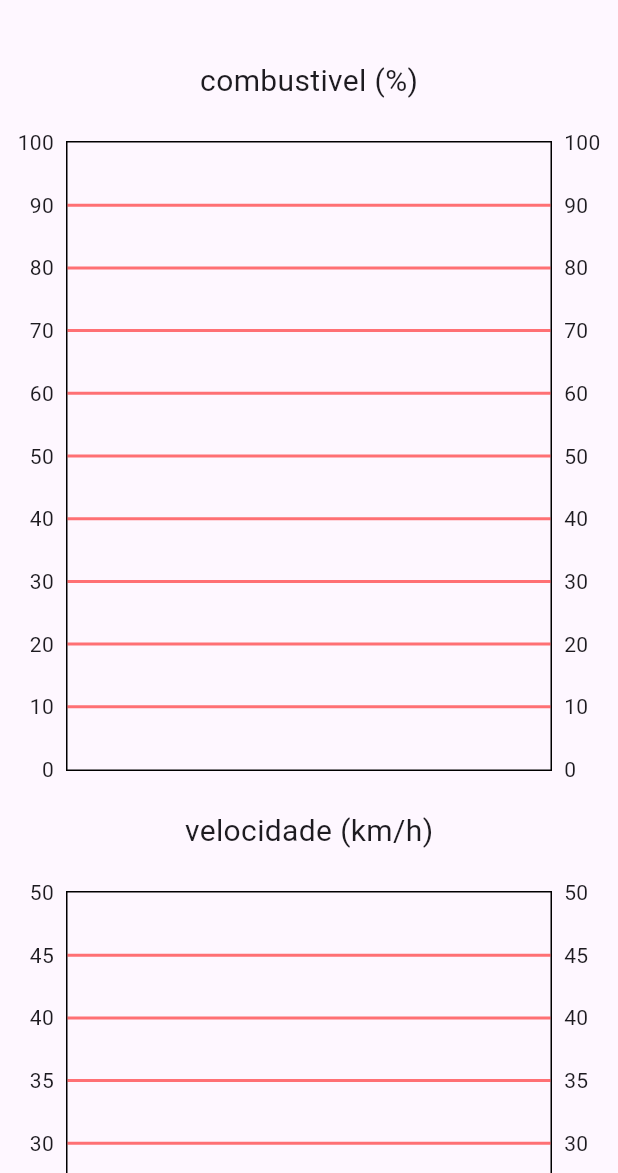
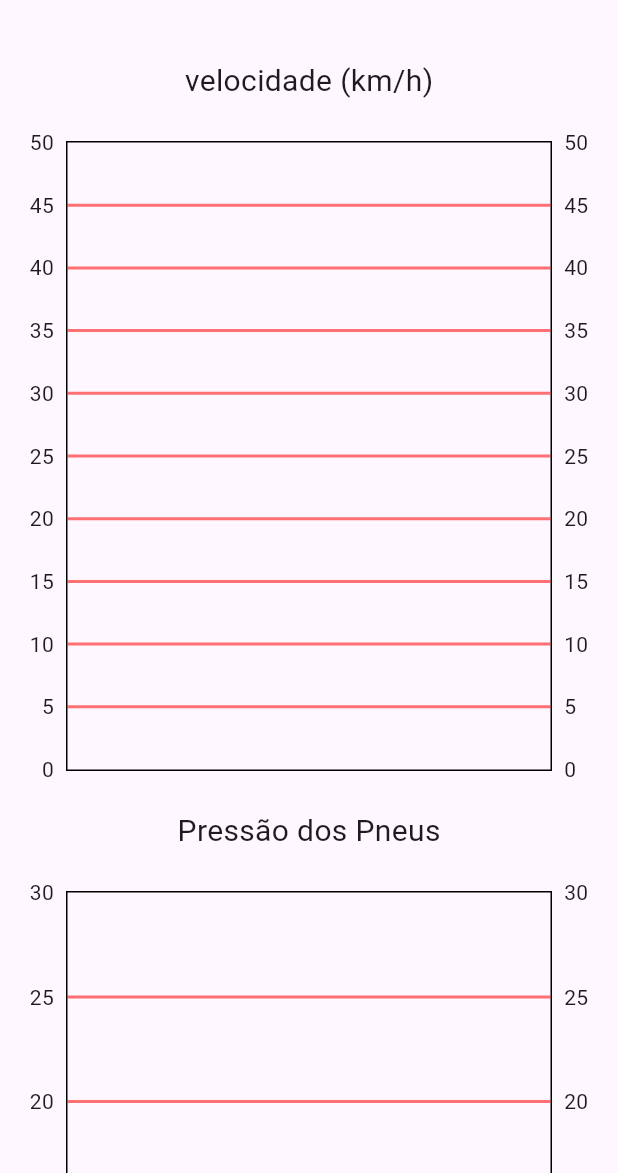
Before and after one commit to bajaunicamp/Telemetria_Flutter, a Flutter app: the Telemetria screen opened by its route, on a phone screen of 412 x 824 dp, the part 63-1236 px from its top. Run offline on Flutter 3.47's test engine with Material 3 defaults, Android fonts, the phone set to English and light mode, and no system bars; drawn by our look-alikes of fl_chart; our stand-ins replace google_maps_flutter, permission_handler; missing offline and left inert: flutter_config.

Commit message:
Adicionando o gráfico do TPMS

```diff
--- a/lib/pages/telemetria.dart
+++ b/lib/pages/telemetria.dart
@@ -14,6 +14,14 @@ Dado velocidade = Dado(
   maxY: 50,
   minY: 0,
   title: "velocidade (km/h)"
+);
+
+// Como o TPMS não está funcionando atualmente, esse gráfico é apenas ilustrativo pra
+// mostrar pros juízes que o TPMS não está funcionando
+Dado tpms = Dado(
+  title: "Pressão dos Pneus",
+  minY: 0,
+  maxY: 30
 );
 
 class Telemetria extends StatefulWidget {
@@ -36,11 +44,11 @@ class _TelemetriaState extends State<Telemetria> {
         children: [
           SizedBox(
             height: 500,
-            child: combustivel.grafico
+            child: velocidade.grafico
           ),
           SizedBox(
             height: 500,
-            child: velocidade.grafico
+            child: tpms.grafico
           ),
         ],
       )
@@ -141,5 +149,4 @@ class Dado with ChangeNotifier{
     }
     notifyListeners();
   }
-
 }
```
Also changed, not shown: lib/main.dart (+10 -1 lines).
